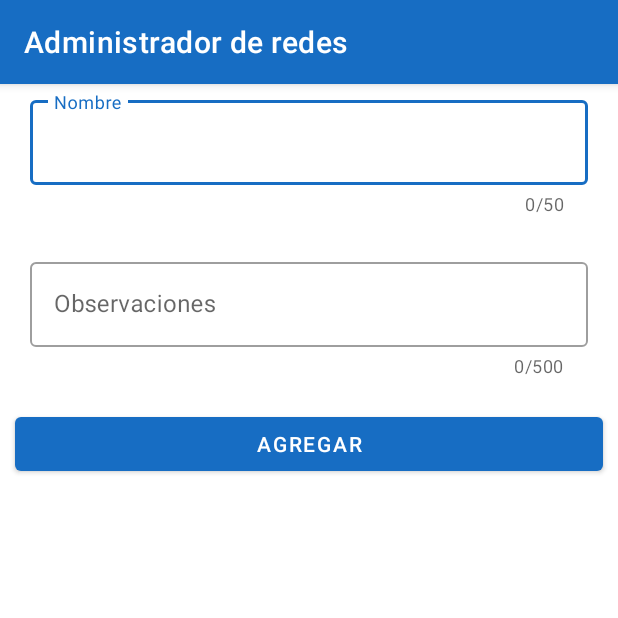
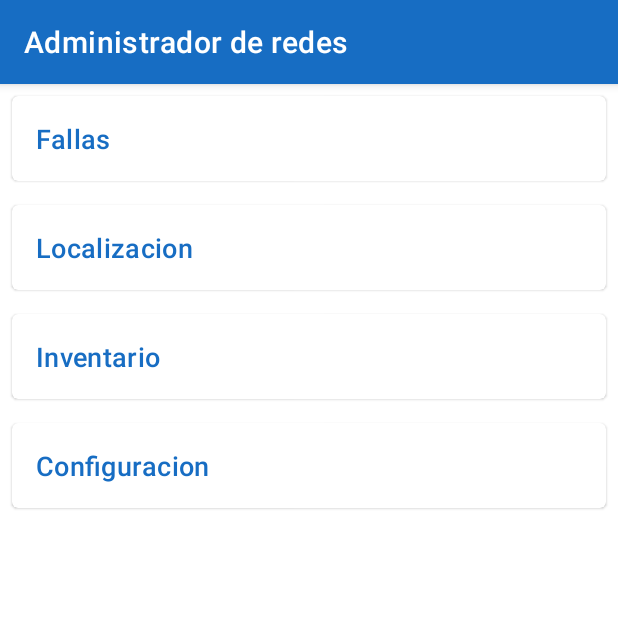
Before and after one commit to VicenteAguileraPerez/AdministracionRedesApp, an Android app: the screen it shows after launch (MainActivity), on a phone screen of 412 x 824 dp, the top half of it. Run offline under Robolectric (Android 15) with nearby library versions, the phone set to English and light mode, and no system bars.

Commit message:
[ADD] apk

```diff
--- a/app/src/main/java/com/administracionredes/administracionredesapp/MainActivity.java
+++ b/app/src/main/java/com/administracionredes/administracionredesapp/MainActivity.java
@@ -1,64 +1,40 @@
 package com.administracionredes.administracionredesapp;
 
 import androidx.appcompat.app.AppCompatActivity;
+import androidx.recyclerview.widget.RecyclerView;
+import androidx.recyclerview.widget.StaggeredGridLayoutManager;
+
 import android.os.Bundle;
 import android.view.View;
+
+import com.administracionredes.administracionredesapp.adapters.AdapterItemTopic;
+import com.administracionredes.administracionredesapp.helpers.Collections;
 import com.google.android.material.button.MaterialButton;
 import com.google.android.material.snackbar.Snackbar;
 import com.google.android.material.textfield.TextInputLayout;
 
+import java.util.ArrayList;
+import java.util.Arrays;
+
 public class MainActivity extends AppCompatActivity
 {
-
-    private TextInputLayout textInputLayout_nombre;
-    private TextInputLayout textInputLayout_observaciones;
-    private MaterialButton materialButton_agregar;
+    private RecyclerView recyclerView_topic;
 
     @Override
-    protected void onCreate(Bundle savedInstanceState)
-    {
+    protected void onCreate(Bundle savedInstanceState) {
         super.onCreate(savedInstanceState);
         setContentView(R.layout.activity_main);
         setTitle("Administrador de redes");
-
-        textInputLayout_nombre = findViewById(R.id.textInputLayout_nombre);
-        textInputLayout_observaciones = findViewById(R.id.textInputLayout_observaciones);
-        materialButton_agregar = findViewById(R.id.button_agregar);
-
-
-        materialButton_agregar.setOnClickListener(new View.OnClickListener()
-        {
-            @Override
-            public void onClick(View view)
-            {
-                String nombre = textInputLayout_nombre.getEditText().getText().toString();
-                String observaciones =textInputLayout_observaciones.getEditText().getText().toString();
-                if(evaluarDatos(nombre,textInputLayout_nombre) && evaluarDatos(observaciones,textInputLayout_observaciones))
-                {
-
-                    ///conexion a firebase
-                    String datos[] = {nombre,observaciones};
-                    Snackbar.make(view,"Datos validos",Snackbar.LENGTH_SHORT).show();
-                }
-                else
-                {
-                    Snackbar.make(view,"Datos invalidos",Snackbar.LENGTH_SHORT).show();
-                }
-            }
-        });
+        recyclerView_topic = findViewById(R.id.recyclerView_topic);
+        llenar();
 
     }
 
-    public boolean evaluarDatos(String valor,  TextInputLayout textInputLayout)
-    {
-        if(!valor.equals(""))
-        {
-            return true;
-        }
-        else
-        {
-            textInputLayout.setError("Campo vacío");
-            return false;
-        }
+    public void llenar() {
+        ArrayList<String> topic = new ArrayList<>(Arrays.asList(Collections.FALLAS.toString(), Collections.LOCALIZACION.toString(), Collections.INVENTARIO.toString(), Collections.CONFIGURACION.toString()));
+        recyclerView_topic.setAdapter(new AdapterItemTopic(topic, MainActivity.this));
+        StaggeredGridLayoutManager mLayoutManager = new StaggeredGridLayoutManager(1, StaggeredGridLayoutManager.VERTICAL);
+        recyclerView_topic.setLayoutManager(mLayoutManager);
     }
+
 }
--- a/app/src/main/res/layout/activity_main.xml
+++ b/app/src/main/res/layout/activity_main.xml
@@ -7,81 +7,13 @@
     android:background="@color/white"
     tools:context=".MainActivity">
 
-    <ScrollView
+    <androidx.recyclerview.widget.RecyclerView
+        android:id="@+id/recyclerView_topic"
         android:layout_width="match_parent"
         android:layout_height="match_parent"
         app:layout_constraintBottom_toBottomOf="parent"
         app:layout_constraintEnd_toEndOf="parent"
         app:layout_constraintStart_toStartOf="parent"
-        app:layout_constraintTop_toTopOf="parent">
-
-        <LinearLayout
-            android:layout_width="match_parent"
-            android:layout_height="wrap_content"
-            android:orientation="vertical">
-
-            <com.google.android.material.textfield.TextInputLayout
-                android:id="@+id/textInputLayout_nombre"
-                style="@style/Widget.MaterialComponents.TextInputLayout.OutlinedBox"
-                android:layout_width="match_parent"
-                android:layout_height="wrap_content"
-                android:layout_marginStart="20dp"
-                android:layout_marginTop="5dp"
-                android:layout_marginEnd="20dp"
-                android:layout_marginBottom="20dp"
-                android:backgroundTint="@color/white"
-                android:hint="Nombre"
-                app:counterEnabled="true"
-                app:errorEnabled="true"
-                app:counterMaxLength="50">
-
-                <com.google.android.material.textfield.TextInputEditText
-                    android:layout_width="match_parent"
-                    android:layout_height="wrap_content"
-                    android:enabled="true"
-                    android:maxLines="1"
-                    android:maxLength="50"
-                    android:inputType="textCapSentences"
-                    android:digits="ABCDEFGHIJKLMNOPQRSTUVWXYZÑ "/>
-            </com.google.android.material.textfield.TextInputLayout>
-
-            <com.google.android.material.textfield.TextInputLayout
-                android:id="@+id/textInputLayout_observaciones"
-                style="@style/Widget.MaterialComponents.TextInputLayout.OutlinedBox"
-                android:layout_width="match_parent"
-                android:layout_height="wrap_content"
-                android:layout_marginStart="20dp"
-                android:layout_marginTop="5dp"
-                android:layout_marginEnd="20dp"
-                android:layout_marginBottom="20dp"
-                android:backgroundTint="@color/white"
-                android:hint="Observaciones"
-                app:counterEnabled="true"
-                app:errorEnabled="true"
-                app:counterMaxLength="500">
-
-                <com.google.android.material.textfield.TextInputEditText
-                    android:layout_width="match_parent"
-                    android:layout_height="wrap_content"
-                    android:enabled="true"
-                    android:maxHeight="350dp"
-                    android:maxLength="500"
-                    android:inputType="textCapSentences|textMultiLine"
-                    android:digits="ABCDEFGHIJKLMNOPQRSTUVWXYZÑqwertyuiopasdfghjklñzxcvbnm "/>
-            </com.google.android.material.textfield.TextInputLayout>
-
-
-            <com.google.android.material.button.MaterialButton
-                android:id="@+id/button_agregar"
-                android:layout_width="match_parent"
-                android:layout_height="wrap_content"
-                app:backgroundTint="@color/azul"
-                android:layout_marginStart="10dp"
-                android:layout_marginEnd="10dp"
-                android:text="Agregar"/>
-
-
-        </LinearLayout>
-    </ScrollView>
+        app:layout_constraintTop_toTopOf="parent" />
 
 </androidx.constraintlayout.widget.ConstraintLayout>
```
